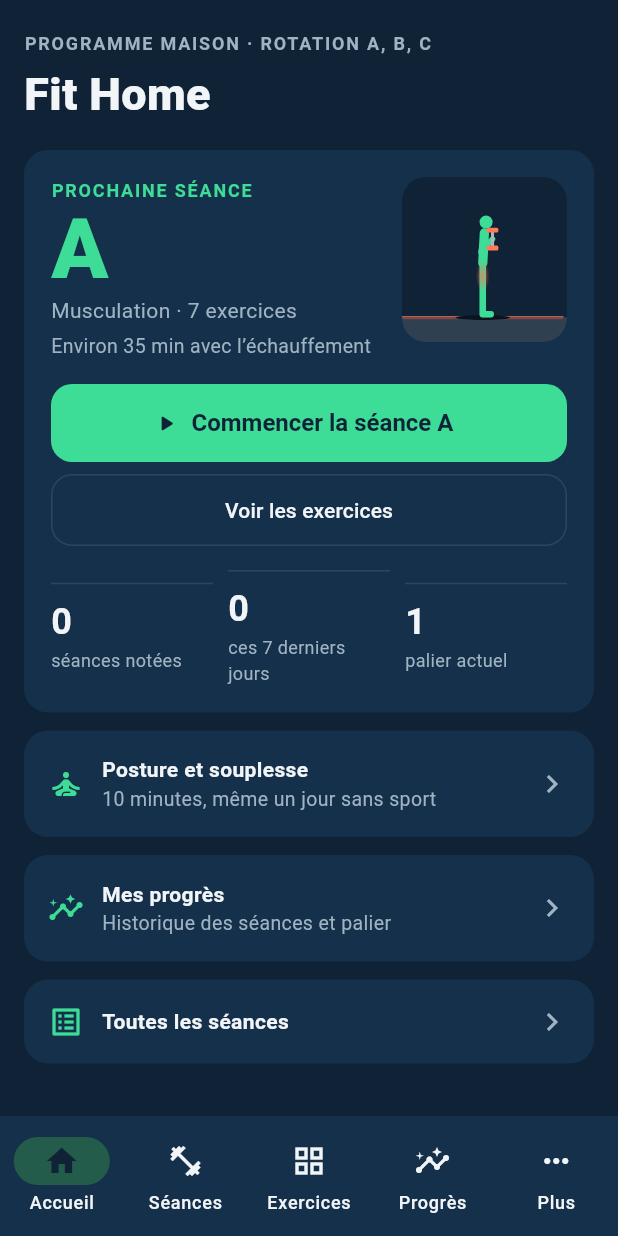
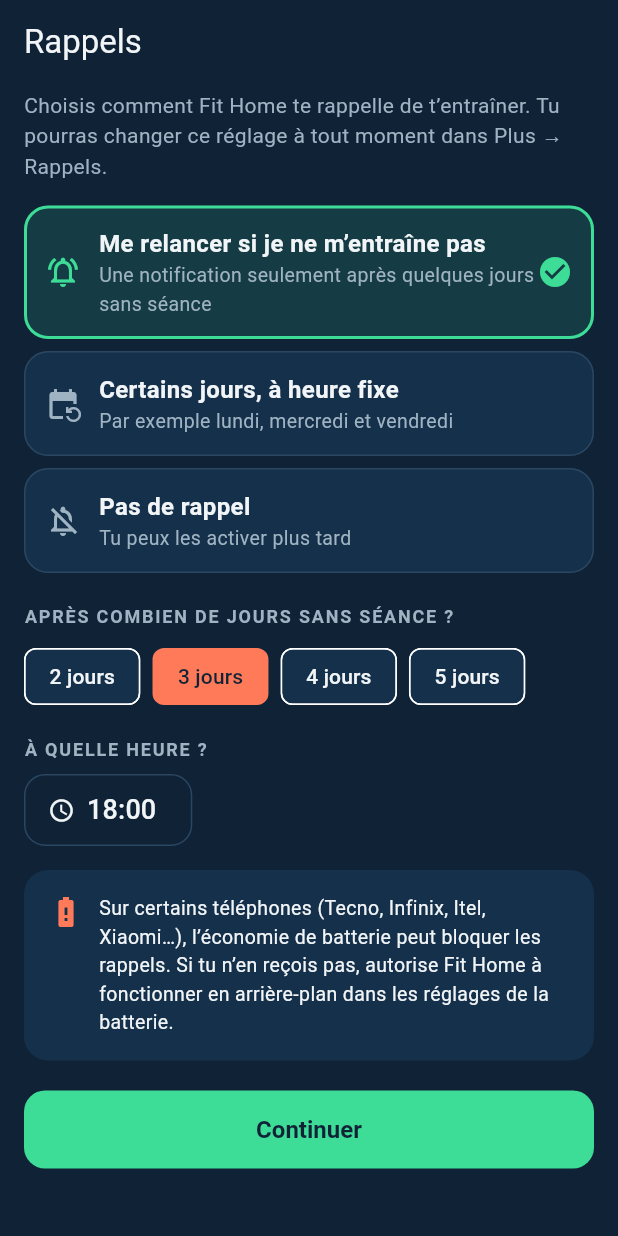
Before and after one commit to dev-Chris06/fit-home, a Flutter app: the screen it shows after launch, on a phone screen of 412 x 824 dp. Run offline on Flutter 3.47's test engine with Material 3 defaults, Android fonts, the phone set to English and light mode, and no system bars; our stand-ins replace flutter_local_notifications, package_info_plus, shared_preferences, timezone, wakelock_plus.

Commit message:
feat: rappels (relance après N jours ou jours fixes), réglés au premier lancement et dans Plus
Co-Authored-By: Claude Opus 5.5 <noreply@anthropic.com>
Claude-Session: https://claude.ai/code/session_01GRprKZdxbL4yQmFcTFG3MA

```diff
--- /dev/null
+++ b/lib/data/reminders.dart
@@ -0,0 +1,118 @@
+// Les rappels : réglages et calcul des dates (fonctions pures, testées sans téléphone).
+// L'envoi des notifications est dans services/reminder_service.dart.
+
+enum ReminderMode { relance, fixe, off }
+
+class ReminderSettings {
+  final ReminderMode mode;
+  /// Relance : nombre de jours sans séance avant le rappel (2 à 5).
+  final int days;
+  final int hour, minute;
+  /// Jours fixes : 1 = lundi … 7 = dimanche.
+  final Set<int> weekdays;
+
+  const ReminderSettings({
+    this.mode = ReminderMode.relance,
+    this.days = 3,
+    this.hour = 18,
+    this.minute = 0,
+    this.weekdays = const {1, 3, 5},
+  });
+
+  ReminderSettings copyWith({ReminderMode? mode, int? days, int? hour, int? minute, Set<int>? weekdays}) => ReminderSettings(
+        mode: mode ?? this.mode,
+        days: days ?? this.days,
+        hour: hour ?? this.hour,
+        minute: minute ?? this.minute,
+        weekdays: weekdays ?? this.weekdays,
+      );
+
+  Map<String, dynamic> toJson() => {
+        'mode': mode.name,
+        'days': days,
+        'hour': hour,
+        'minute': minute,
+        'weekdays': (weekdays.toList()..sort()),
+      };
+
+  factory ReminderSettings.fromJson(Map<String, dynamic> j) => ReminderSettings(
+        mode: ReminderMode.values.firstWhere((m) => m.name == j['mode'], orElse: () => ReminderMode.relance),
+        days: ((j['days'] as num?)?.toInt() ?? 3).clamp(2, 5),
+        hour: ((j['hour'] as num?)?.toInt() ?? 18).clamp(0, 23),
+        minute: ((j['minute'] as num?)?.toInt() ?? 0).clamp(0, 59),
+        weekdays: {for (final d in (j['weekdays'] as List<dynamic>? ?? const [1, 3, 5])) (d as num).toInt()}..removeWhere((d) => d < 1 || d > 7),
+      );
+
+  String get time => '${hour.toString().padLeft(2, '0')}:${minute.toString().padLeft(2, '0')}';
+
+  /// Résumé affiché dans l'onglet Plus.
+  String get summary => switch (mode) {
+        ReminderMode.relance => 'Après $days jours sans séance, à $time',
+        ReminderMode.fixe => weekdays.isEmpty ? 'Aucun jour choisi' : '${dayNames(weekdays)} à $time',
+        ReminderMode.off => 'Désactivés',
+      };
+}
+
+const dayShort = ['Lun', 'Mar', 'Mer', 'Jeu', 'Ven', 'Sam', 'Dim'];
+
+String dayNames(Set<int> days) => (days.toList()..sort()).map((d) => dayShort[d - 1]).join(', ');
+
+DateTime _day(DateTime d) => DateTime(d.year, d.month, d.day);
+
+/// Un rappel à programmer : quand, et combien de jours se seront écoulés depuis la dernière séance (null s'il n'y en a pas).
+class ReminderSlot {
+  final DateTime when;
+  final int? daysSince;
+  const ReminderSlot(this.when, this.daysSince);
+}
+
+/// Les prochains rappels à programmer.
+/// Relance : le jour « dernière séance + N jours » à l'heure choisie (ou la prochaine occurrence de cette heure si
+/// elle est déjà passée), puis deux relances 2 et 4 jours plus tard. Tout est recalculé à chaque séance notée.
+/// Jours fixes : chaque jour choisi des 4 prochaines semaines, sauf un jour où une séance est déjà notée.
+List<ReminderSlot> reminderSlots(ReminderSettings s, {required DateTime now, DateTime? lastSession, int horizonDays = 28}) {
+  DateTime at(DateTime day) => DateTime(day.year, day.month, day.day, s.hour, s.minute);
+  int? since(DateTime t) => lastSession == null ? null : _day(t).difference(_day(lastSession)).inDays;
+
+  switch (s.mode) {
+    case ReminderMode.off:
+      return const [];
+    case ReminderMode.relance:
+      final base = _day(lastSession ?? now);
+      var first = at(base.add(Duration(days: s.days)));
+      if (!first.isAfter(now)) {
+        first = at(_day(now));
+        if (!first.isAfter(now)) first = at(_day(now).add(const Duration(days: 1)));
+      }
+      return [
+        for (final extra in const [0, 2, 4])
+          () {
+            final t = at(_day(first).add(Duration(days: extra)));
+            return ReminderSlot(t, since(t));
+          }(),
+      ];
+    case ReminderMode.fixe:
+      final out = <ReminderSlot>[];
+      for (var i = 0; i <= horizonDays; i++) {
+        final d = _day(now).add(Duration(days: i));
+        if (!s.weekdays.contains(d.weekday)) continue;
+        if (lastSession != null && _day(lastSession) == d) continue;
+        final t = at(d);
+        if (t.isAfter(now)) out.add(ReminderSlot(t, since(t)));
+      }
+      return out;
+  }
+}
+
+/// Le texte d'une notification.
+({String title, String body}) reminderText(ReminderSettings s, ReminderSlot slot, String nextSession) {
+  final seance = 'la séance $nextSession';
+  if (s.mode == ReminderMode.fixe) {
+    return (title: 'C’est l’heure du sport', body: 'Au programme : $seance. Échauffement compris, 30 à 40 minutes.');
+  }
+  final n = slot.daysSince;
+  return (
+    title: n == null ? 'Ta première séance t’attend' : 'Déjà $n jours sans séance',
+    body: 'Au programme : $seance. Même une séance courte compte.',
+  );
+}
--- a/lib/screens/more_screen.dart
+++ b/lib/screens/more_screen.dart
@@ -9,6 +9,7 @@ import '../theme.dart';
 import '../widgets/update_dialog.dart';
 import 'nutrition_screen.dart';
 import 'paliers_screen.dart';
+import 'reminder_screen.dart';
 
 class MoreScreen extends StatefulWidget {
   const MoreScreen({super.key});
@@ -53,6 +54,9 @@ class _MoreScreenState extends State<MoreScreen> {
           const SizedBox(height: 12),
           _tile(Icons.trending_up, 'Paliers de progression', 'Palier actuel : ${app.palier}',
               () => Navigator.of(context).push(MaterialPageRoute(builder: (_) => const PaliersScreen()))),
+          const SizedBox(height: 10),
+          _tile(Icons.notifications_outlined, 'Rappels', app.reminders.summary,
+              () => Navigator.of(context).push(MaterialPageRoute(builder: (_) => const ReminderScreen()))),
           const SizedBox(height: 10),
           _tile(Icons.restaurant_outlined, 'Alimentation', 'Les bases pour se dessiner',
               () => Navigator.of(context).push(MaterialPageRoute(builder: (_) => const NutritionScreen()))),
--- /dev/null
+++ b/lib/screens/reminder_screen.dart
@@ -0,0 +1,169 @@
+// Le réglage des rappels : proposé au premier lancement, puis modifiable à tout moment depuis Plus → Rappels.
+import 'package:flutter/material.dart';
+
+import '../app_state.dart';
+import '../data/reminders.dart';
+import '../services/reminder_service.dart';
+import '../theme.dart';
+
+class ReminderScreen extends StatefulWidget {
+  /// true au premier lancement : texte d'accueil et bouton « Continuer ».
+  final bool firstTime;
+  const ReminderScreen({super.key, this.firstTime = false});
+  @override
+  State<ReminderScreen> createState() => _ReminderScreenState();
+}
+
+class _ReminderScreenState extends State<ReminderScreen> {
+  late ReminderSettings s = app.reminders;
+  bool saving = false;
+
+  Widget _mode(ReminderMode m, IconData icon, String title, String sub) {
+    final selected = s.mode == m;
+    return Padding(
+      padding: const EdgeInsets.only(bottom: 8),
+      child: Material(
+        color: selected ? Palette.main.withValues(alpha: .14) : Palette.surface,
+        shape: RoundedRectangleBorder(
+          borderRadius: BorderRadius.circular(16),
+          side: BorderSide(color: selected ? Palette.main : Palette.line, width: selected ? 2 : 1),
+        ),
+        child: InkWell(
+          borderRadius: BorderRadius.circular(16),
+          onTap: () => setState(() => s = s.copyWith(mode: m)),
+          child: Padding(
+            padding: const EdgeInsets.all(14),
+            child: Row(children: [
+              Icon(icon, color: selected ? Palette.main : Palette.muted),
+              const SizedBox(width: 12),
+              Expanded(
+                child: Column(crossAxisAlignment: CrossAxisAlignment.start, children: [
+                  Text(title, style: const TextStyle(fontWeight: FontWeight.w700, fontSize: 16)),
+                  Text(sub, style: const TextStyle(color: Palette.muted, fontSize: 13)),
+                ]),
+              ),
+              if (selected) const Icon(Icons.check_circle, color: Palette.main),
+            ]),
+          ),
+        ),
+      ),
+    );
+  }
+
+  Future<void> _pickTime() async {
+    final t = await showTimePicker(
+      context: context,
+      initialTime: TimeOfDay(hour: s.hour, minute: s.minute),
+      helpText: 'Heure du rappel',
+      builder: (context, child) => MediaQuery(data: MediaQuery.of(context).copyWith(alwaysUse24HourFormat: true), child: child!),
+    );
+    if (t != null) setState(() => s = s.copyWith(hour: t.hour, minute: t.minute));
+  }
+
+  Future<void> _save() async {
+    setState(() => saving = true);
+    var granted = true;
+    if (s.mode != ReminderMode.off) granted = await Reminders.requestPermission() || await Reminders.enabled();
+    await app.setReminders(s);
+    if (!mounted) return;
+    final messenger = ScaffoldMessenger.of(context);
+    Navigator.of(context).pop();
+    messenger.showSnackBar(SnackBar(
+      duration: Duration(seconds: granted ? 3 : 8),
+      content: Text(s.mode == ReminderMode.off
+          ? 'Rappels désactivés.'
+          : granted
+              ? 'Rappels enregistrés : ${s.summary.toLowerCase()}.'
+              : 'Réglage enregistré, mais les notifications sont bloquées. Active-les dans Réglages → Applications → Fit Home → Notifications.'),
+    ));
+  }
+
+  @override
+  Widget build(BuildContext context) {
+    final fixeEmpty = s.mode == ReminderMode.fixe && s.weekdays.isEmpty;
+    return Scaffold(
+      appBar: AppBar(title: const Text('Rappels'), automaticallyImplyLeading: !widget.firstTime),
+      body: ListView(
+        padding: const EdgeInsets.fromLTRB(16, 4, 16, 24),
+        children: [
+          Text(
+            widget.firstTime
+                ? 'Choisis comment Fit Home te rappelle de t’entraîner. Tu pourras changer ce réglage à tout moment dans Plus → Rappels.'
+                : 'Les rappels arrivent même sans internet.',
+            style: const TextStyle(color: Palette.muted),
+          ),
+          const SizedBox(height: 16),
+          _mode(ReminderMode.relance, Icons.notifications_active_outlined, 'Me relancer si je ne m’entraîne pas',
+              'Une notification seulement après quelques jours sans séance'),
+          _mode(ReminderMode.fixe, Icons.event_repeat, 'Certains jours, à heure fixe', 'Par exemple lundi, mercredi et vendredi'),
+          _mode(ReminderMode.off, Icons.notifications_off_outlined, 'Pas de rappel', 'Tu peux les activer plus tard'),
+          if (s.mode == ReminderMode.relance) ...[
+            const SizedBox(height: 12),
+            const Eyebrow('Après combien de jours sans séance ?', color: Palette.muted),
+            const SizedBox(height: 8),
+            Wrap(spacing: 8, children: [
+              for (final d in const [2, 3, 4, 5])
+                ChoiceChip(label: Text('$d jours'), selected: s.days == d, showCheckmark: false, onSelected: (_) => setState(() => s = s.copyWith(days: d))),
+            ]),
+          ],
+          if (s.mode == ReminderMode.fixe) ...[
+            const SizedBox(height: 12),
+            const Eyebrow('Quels jours ?', color: Palette.muted),
+            const SizedBox(height: 8),
+            Wrap(spacing: 8, runSpacing: 6, children: [
+              for (var d = 1; d <= 7; d++)
+                FilterChip(
+                  label: Text(dayShort[d - 1]),
+                  selected: s.weekdays.contains(d),
+                  showCheckmark: false,
+                  onSelected: (on) => setState(() => s = s.copyWith(weekdays: on ? {...s.weekdays, d} : ({...s.weekdays}..remove(d)))),
+                ),
+            ]),
+            if (fixeEmpty) const Padding(padding: EdgeInsets.only(top: 6), child: Text('Choisis au moins un jour.', style: TextStyle(color: Palette.accent))),
+          ],
+          if (s.mode != ReminderMode.off) ...[
+            const SizedBox(height: 16),
+            const Eyebrow('À quelle heure ?', color: Palette.muted),
+            const SizedBox(height: 8),
+            Align(
+              alignment: Alignment.centerLeft,
+              child: OutlinedButton.icon(icon: const Icon(Icons.schedule), label: Text(s.time, style: const TextStyle(fontSize: 18)), onPressed: _pickTime),
+            ),
+            const SizedBox(height: 16),
+            const Panel(
+              child: Row(crossAxisAlignment: CrossAxisAlignment.start, children: [
+                Icon(Icons.battery_alert_outlined, color: Palette.accent),
+                SizedBox(width: 10),
+                Expanded(
+                  child: Text(
+                    'Sur certains téléphones (Tecno, Infinix, Itel, Xiaomi…), l’économie de batterie peut bloquer les rappels. '
+                    'Si tu n’en reçois pas, autorise Fit Home à fonctionner en arrière-plan dans les réglages de la batterie.',
+                    style: TextStyle(fontSize: 13),
+                  ),
+                ),
+              ]),
+            ),
+            if (!widget.firstTime)
+              TextButton.icon(
+                icon: const Icon(Icons.send_outlined),
+                label: const Text('Envoyer un rappel d’essai'),
+                onPressed: () async {
+                  final ok = await Reminders.requestPermission() || await Reminders.enabled();
+                  await Reminders.test();
+                  if (!context.mounted) return;
+                  if (!ok) {
+                    ScaffoldMessenger.of(context).showSnackBar(const SnackBar(content: Text('Les notifications sont bloquées pour Fit Home dans les réglages du téléphone.')));
+                  }
+                },
+              ),
+          ],
+          const SizedBox(height: 20),
+          FilledButton(
+            onPressed: saving || fixeEmpty ? null : _save,
+            child: Text(widget.firstTime ? 'Continuer' : 'Enregistrer'),
+          ),
+        ],
+      ),
+    );
+  }
+}
--- /dev/null
+++ b/lib/services/reminder_service.dart
@@ -0,0 +1,89 @@
+// Les notifications de rappel, programmées sur le téléphone (aucune connexion nécessaire).
+// Les dates viennent de data/reminders.dart ; ici on ne fait que les confier à Android.
+import 'package:flutter_local_notifications/flutter_local_notifications.dart';
+import 'package:timezone/timezone.dart' as tz;
+
+import '../app_state.dart';
+import '../data/reminders.dart';
+
+class Reminders {
+  static final _plugin = FlutterLocalNotificationsPlugin();
+  static bool _ready = false;
+
+  static const _details = NotificationDetails(
+    android: AndroidNotificationDetails(
+      'rappels',
+      'Rappels de séance',
+      channelDescription: 'Te rappelle de faire ta séance',
+      importance: Importance.high,
+      priority: Priority.high,
+    ),
+  );
+
+  /// À appeler une fois au démarrage. Sans effet (et sans erreur) là où les notifications n'existent pas, comme les tests.
+  static Future<void> init() async {
+    try {
+      await _plugin.initialize(settings: const InitializationSettings(android: AndroidInitializationSettings('@mipmap/ic_launcher')));
+      _ready = true;
+    } catch (_) {
+      _ready = false;
+    }
+  }
+
+  static AndroidFlutterLocalNotificationsPlugin? get _android =>
+      _plugin.resolvePlatformSpecificImplementation<AndroidFlutterLocalNotificationsPlugin>();
+
+  /// Demande l'autorisation d'afficher des notifications (Android 13 et plus). true si elle est accordée.
+  static Future<bool> requestPermission() async {
+    if (!_ready) return false;
+    try {
+      return await _android?.requestNotificationsPermission() ?? false;
+    } catch (_) {
+      return false;
+    }
+  }
+
+  static Future<bool> enabled() async {
+    if (!_ready) return false;
+    try {
+      return await _android?.areNotificationsEnabled() ?? false;
+    } catch (_) {
+      return false;
+    }
+  }
+
+  /// Efface les rappels prévus et reprogramme ceux qui correspondent aux réglages et au journal.
+  static Future<void> reschedule() async {
+    if (!_ready) return;
+    try {
+      await _plugin.cancelAllPendingNotifications();
+      final s = app.reminders;
+      final last = app.sortedEntries.isEmpty ? null : DateTime.tryParse(app.sortedEntries.first.date);
+      final slots = reminderSlots(s, now: DateTime.now(), lastSession: last);
+      for (var i = 0; i < slots.length; i++) {
+        final text = reminderText(s, slots[i], app.nextSession);
+        await _plugin.zonedSchedule(
+          id: 100 + i,
+          // L'heure locale du téléphone est convertie en instant UTC : pas besoin de connaître le fuseau.
+          scheduledDate: tz.TZDateTime.from(slots[i].when, tz.UTC),
+          notificationDetails: _details,
+          // « Inexact » : Android peut décaler de quelques minutes pour économiser la batterie,
+          // mais aucune permission d'alarme exacte n'est demandée.
+          androidScheduleMode: AndroidScheduleMode.inexactAllowWhileIdle,
+          title: text.title,
+          body: text.body,
+        );
+      }
+    } catch (_) {
+      // Un rappel qui n'a pas pu être programmé ne doit jamais bloquer l'app.
+    }
+  }
+
+  /// Envoie tout de suite une notification d'essai.
+  static Future<void> test() async {
+    if (!_ready) return;
+    try {
+      await _plugin.show(id: 1, title: 'Rappel d’essai', body: 'Les rappels de Fit Home fonctionnent sur ce téléphone.', notificationDetails: _details);
+    } catch (_) {}
+  }
+}
--- a/pubspec.yaml
+++ b/pubspec.yaml
@@ -3,7 +3,7 @@ description: "Fit Home — programme sportif à la maison, 100 % hors ligne."
 publish_to: 'none'
 
 # La version affichée dans l'app. Le workflow de release la remplace par celle du tag (v1.2.3 → 1.2.3).
-version: 1.1.0+3
+version: 1.2.0+4
 
 environment:
   sdk: ">=3.4.0 <4.0.0"
@@ -16,9 +16,11 @@ dependencies:
     sdk: flutter
   flutter_localizations:
     sdk: flutter
+  flutter_local_notifications: ^23.0.4
   http: ^1.6.0
   package_info_plus: ^10.2.2
   shared_preferences: ^2.5.6
+  timezone: ^0.11.0
   url_launcher: ^6.3.3
   wakelock_plus: ^1.8.2
 
```
Also changed, not shown: lib/app_state.dart (+22 -0 lines), lib/main.dart (+12 -2 lines), 5 other files.
